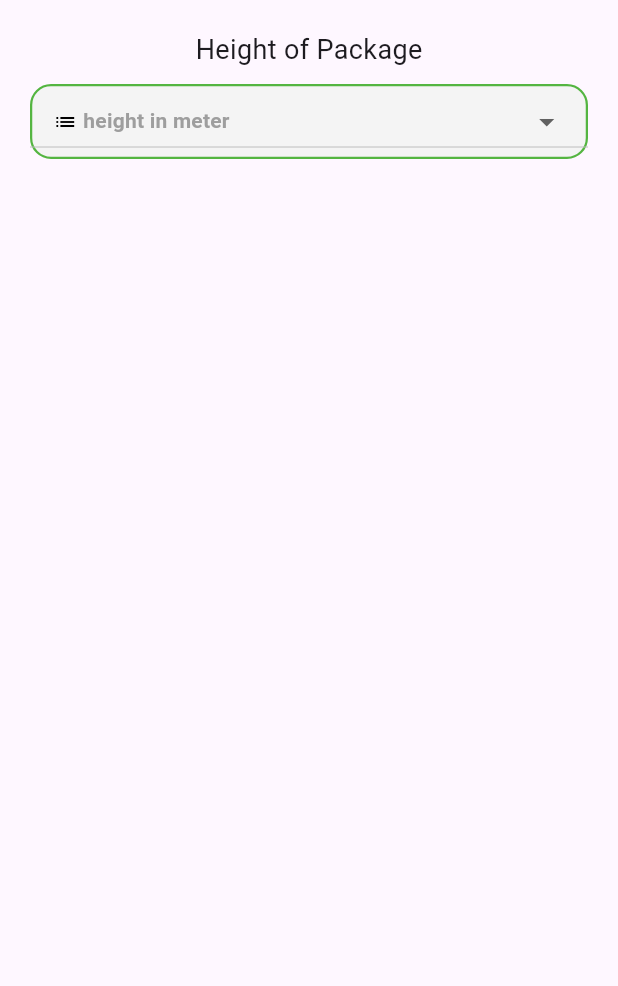
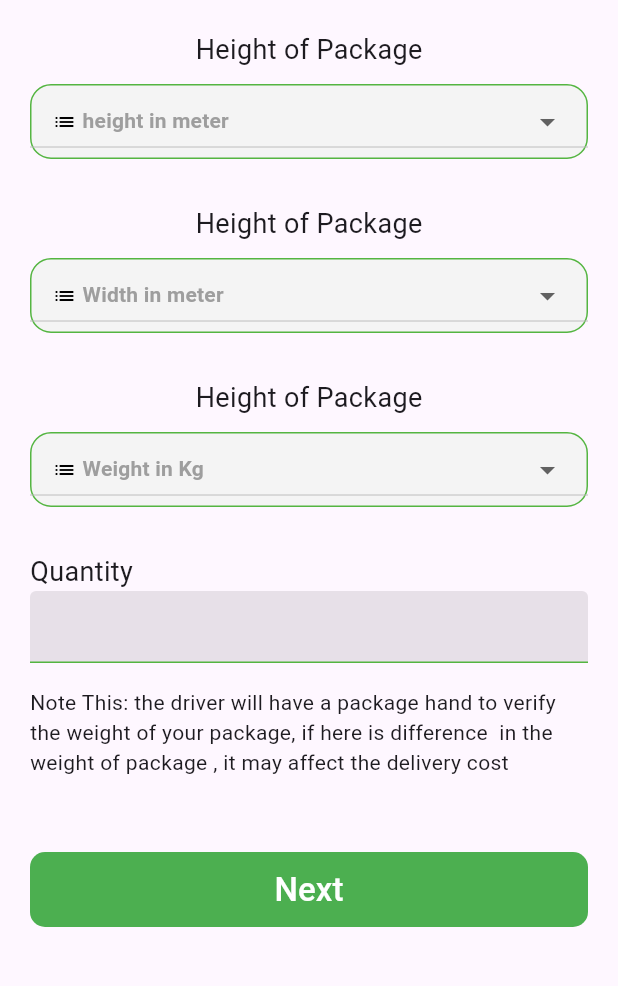
Before and after one commit to MOHAMD-ASHRAF/skid, a Flutter app: the DetailsPage screen opened directly, on a phone screen of 412 x 824 dp, the part 225-1211 px from its top. Run offline on Flutter 3.47's test engine with Material 2 defaults, Android fonts, the light colour scheme and no system bars; drawn by our look-alikes of dropdown_button2; our stand-ins replace bloc, cached_network_image, cloud_firestore, equatable, firebase_auth, firebase_core and 2 more; accounts and stored records are empty; network calls fail.

Commit message:
finish details page design

```diff
--- a/lib/core/component/default_appbar.dart
+++ b/lib/core/component/default_appbar.dart
@@ -4,6 +4,7 @@ import 'package:skid/core/constant/string.dart';
 
 AppBar defaultAppBar(BuildContext context) {
   return AppBar(
+    backgroundColor: Colors.transparent,
     leading: GestureDetector(
       onTap: (){
         Navigator.pop(context);
--- /dev/null
+++ b/lib/core/component/default_text_form_feild.dart
@@ -0,0 +1,43 @@
+
+
+import 'package:flutter/material.dart';
+import 'package:skid/core/constant/my_color.dart';
+
+class DefaultTextFormFeild extends StatelessWidget {
+  final Function()? onPressed;
+  TextInputType? keyboardType;
+  final int maxLine ;
+   DefaultTextFormFeild({
+    super.key, this.onPressed,  this.maxLine = 1,this.keyboardType
+  });
+
+  @override
+  Widget build(BuildContext context) {
+    return TextFormField(
+      maxLines: maxLine,
+      onTapOutside: (event){
+        FocusManager.instance.primaryFocus?.unfocus();
+      },
+      cursorColor: MyColor.green,
+      keyboardType: keyboardType,
+      validator: (value) {
+        if (value!.isEmpty) {
+          return "enter the Quantity";
+        }
+        return null;
+      },
+      onSaved: (value) {
+        // phoneNumber = value!;
+      },
+      decoration: const InputDecoration(
+          enabledBorder: UnderlineInputBorder(
+              borderSide:
+              BorderSide(color: MyColor.green)),
+          focusedBorder: UnderlineInputBorder(
+              borderSide:
+              BorderSide(color: MyColor.green)),
+          filled: true
+      ),
+    );
+  }
+}
--- a/lib/features/skid/presentation/pages/details_page.dart
+++ b/lib/features/skid/presentation/pages/details_page.dart
@@ -1,9 +1,11 @@
-
 import 'package:flutter/material.dart';
 import 'package:skid/core/component/default_appbar.dart';
+import 'package:skid/core/component/default_button.dart';
 import 'package:skid/core/component/test_widget.dart';
 import 'package:skid/core/constant/my_color.dart';
 import 'package:dropdown_button2/dropdown_button2.dart';
+
+import '../../../../core/component/default_text_form_feild.dart';
 
 class DetailsPage extends StatefulWidget {
   const DetailsPage({Key? key}) : super(key: key);
@@ -13,7 +15,7 @@ class DetailsPage extends StatefulWidget {
 }
 
 class _DetailsPageState extends State<DetailsPage> {
-  final List<String> items = [
+  final List<String> itemsHeightAndWidth = [
     'less than 1 m',
     '1 m',
     '2 m',
@@ -22,18 +24,30 @@ class _DetailsPageState extends State<DetailsPage> {
     '5 m',
     '6 m',
     'more than 6 m',
-
   ];
 
-  String? selectedValue;
+  final List<String> itemWeight = [
+    'less than 1 m',
+    '1 kg',
+    '2 kj',
+    '3 kj',
+    '4 kj',
+    '5 kj',
+    '6 kj',
+    'more than 6 kj',
+  ];
+
+  String? selectedHeightValue;
+  String? selectedWidthValue;
+  String? selectedWeightValue;
 
   @override
   Widget build(BuildContext context) {
     return Scaffold(
       appBar: defaultAppBar(context),
-      body: SafeArea(
-          child: Padding(
-        padding: const EdgeInsets.all(20),
+      body: Padding(
+        padding: const EdgeInsets.only(top: 20,right: 20,left: 20),
+        child: SingleChildScrollView(
       child: Column(
         crossAxisAlignment: CrossAxisAlignment.start,
         children: [
@@ -45,73 +59,138 @@ class _DetailsPageState extends State<DetailsPage> {
           const SizedBox(
             height: 20,
           ),
-            const Center(child: TextWidget(text: 'Height of Package', fontSize: 18)),
+          const Center(
+              child: TextWidget(text: 'Height of Package', fontSize: 18)),
           const SizedBox(
             height: 10,
           ),
           DropdownButton2(
-                buttonStyleData: ButtonStyleData(
+              isExpanded: true,
+              buttonStyleData: buttonStyleData(),
+              hint: hint(text: 'height in meter'),
+              items: itemsHeightAndWidth
+                  .map(
+                    (String item) => dropdownMenuItem(item),
+                  )
+                  .toList(),
+              value: selectedHeightValue,
+              onChanged: (String? value) {
+                setState(() {
+                  selectedHeightValue = value;
+                });
+              }),
+          const SizedBox(
+            height: 30,
+          ),
+          const Center(
+              child: TextWidget(text: 'Height of Package', fontSize: 18)),
+          const SizedBox(
+            height: 10,
+          ),
+          DropdownButton2(
+              isExpanded: true,
+              buttonStyleData: buttonStyleData(),
+              hint: hint(text: 'Width in meter'),
+              items: itemsHeightAndWidth
+                  .map(
+                    (String item) => dropdownMenuItem(item),
+                  )
+                  .toList(),
+              value: selectedWidthValue,
+              onChanged: (String? value) {
+                setState(() {
+                  selectedWidthValue = value;
+                });
+              }),
+          const SizedBox(
+            height: 30,
+          ),
+          const Center(
+              child: TextWidget(text: 'Height of Package', fontSize: 18)),
+          const SizedBox(
+            height: 10,
+          ),
+          DropdownButton2(
+              isExpanded: true,
+              buttonStyleData: buttonStyleData(),
+              hint: hint(text: 'Weight in Kg'),
+              items: itemWeight
+                  .map(
+                    (String item) => dropdownMenuItem(item),
+                  )
+                  .toList(),
+              value: selectedWeightValue,
+              onChanged: (String? value) {
+                setState(() {
+                  selectedWeightValue = value;
+                });
+              }),
+          const SizedBox(
+            height: 30,
+          ),
+          const TextWidget(text: 'Quantity', fontSize: 18),
+          DefaultTextFormFeild(
+            keyboardType: TextInputType.number,
+          ),
+          const SizedBox(
+            height: 16,
+          ),
+          const TextWidget(
+              text:
+                  'Note This: the driver will have a package hand to verify the weight of your package, if here is difference  in the weight of package , it may affect the delivery cost',
+              fontSize: 14),
+          const SizedBox(
+            height: 50,
+          ),
+          const DefaultMaterialButton(text: 'Next',)
+        ],
+      ),
+        ),
+      ),
+    );
+  }
+
+  DropdownMenuItem<String> dropdownMenuItem(String item) {
+    return DropdownMenuItem<String>(
+      value: item,
+      child: Text(
+        item,
+        style: const TextStyle(
+            fontSize: 14, fontWeight: FontWeight.bold, color: Colors.black),
+        overflow: TextOverflow.ellipsis,
+      ),
+    );
+  }
+
+  Row hint({required String text}) => Row(
+        children: [
+          const Icon(Icons.list, size: 16, color: Colors.black),
+          const SizedBox(
+            width: 4,
+          ),
+          Expanded(
+            child: Text(
+              text,
+              style: const TextStyle(
+                  fontSize: 14,
+                  fontWeight: FontWeight.bold,
+                  color: Colors.grey),
+              overflow: TextOverflow.ellipsis,
+            ),
+          ),
+        ],
+      );
+
+  ButtonStyleData buttonStyleData() {
+    return ButtonStyleData(
       height: 50,
       width: double.infinity,
       padding: const EdgeInsets.only(left: 14, right: 14),
       decoration: BoxDecoration(
         borderRadius: BorderRadius.circular(14),
-                    border: Border.all(
-                      width: 1.5,
-                      color:  MyColor.green
-                    ),
+        border: Border.all(width: 1, color: MyColor.green),
         color: MyColor.grey,
       ),
-                ),
-                isExpanded: true,
-                hint: const Row(
-                  children: [
-                    Icon(
-                      Icons.list,
-                      size: 16,
-                      color: Colors.black
-                    ),
-                    SizedBox(
-                      width: 4,
-                    ),
-                    Expanded(
-                      child: Text(
-                        'height in meter',
-                        style: TextStyle(
-                          fontSize: 14,
-                          fontWeight: FontWeight.bold,
-                          color: Colors.grey
-                        ),
-                        overflow: TextOverflow.ellipsis,
-                      ),
-                    ),
-                  ],
-                ),
-                items: items
-                    .map((String item) => DropdownMenuItem<String>(
-                          value: item,
-                          child: Text(
-                            item,
-                            style: const TextStyle(
-                              fontSize: 14,
-                              fontWeight: FontWeight.bold,
-                              color: Colors.green
-                            ),
-                            overflow: TextOverflow.ellipsis,
-                          ),
-                        ),
-                ).toList(),
-                value: selectedValue,
-                onChanged: (String? value) {
-                  setState(() {
-                    selectedValue = value;
-
-                  });
-                }
-                ),
-          ],
-        ),
-      )),
     );
   }
 }
--- a/lib/features/skid/presentation/pages/home_page.dart
+++ b/lib/features/skid/presentation/pages/home_page.dart
@@ -81,7 +81,7 @@ class _HomePageState extends State<HomePage> {
                   ),
                 ],
               ),
-              SizedBox(height: 100,),
+              const SizedBox(height: 100,),
               BlocProvider<PhoneAuthCubit>(
                 create: (context) => phoneAuthCubit,
                 child: Center(
--- a/lib/features/skid/presentation/widgets/home_item.dart
+++ b/lib/features/skid/presentation/widgets/home_item.dart
@@ -1,6 +1,7 @@
 import 'package:flutter/material.dart';
 import 'package:skid/core/component/test_widget.dart';
 
+// ignore: must_be_immutable
 class HomeItem extends StatelessWidget {
   final String image;
   final String title;
```
Lines whose indentation alone changed are shown as unchanged.
